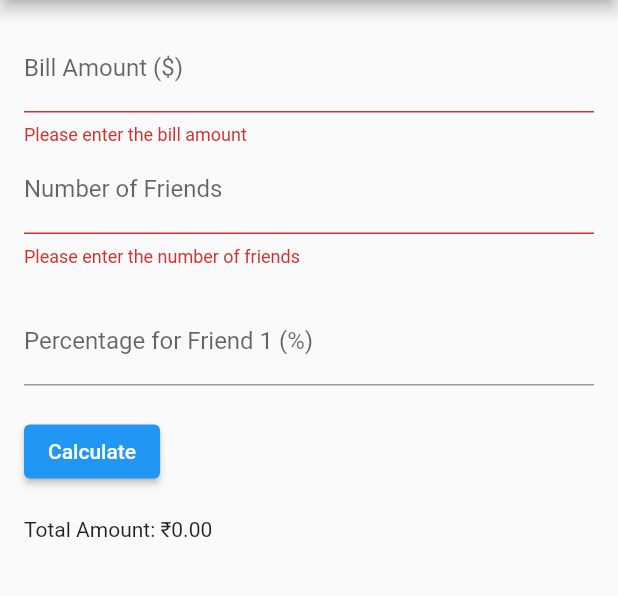
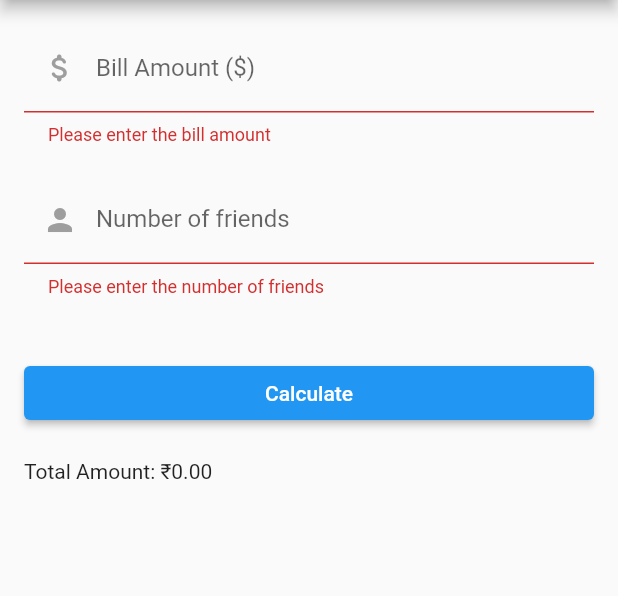
Before and after one commit to AakashAK01/splitapp_basic, a Flutter app: the screen it shows after launch, after a tap on "Calculate", on a phone screen of 412 x 824 dp, the part 84-680 px from its top. Run offline on Flutter 3.47's test engine with Material 2 defaults, Android fonts, the phone set to English and light mode, and no system bars.

Commit message:
"Basic Stable Version"

```diff
--- /dev/null
+++ b/lib/billsplitscreen.dart
@@ -0,0 +1,184 @@
+import 'package:flutter/material.dart';
+
+class BillSplitScreen extends StatefulWidget {
+  @override
+  _BillSplitScreenState createState() => _BillSplitScreenState();
+}
+
+class _BillSplitScreenState extends State<BillSplitScreen> {
+  final _formKey = GlobalKey<FormState>();
+  double _billAmount = 0;
+  List<double> _percentages = [];
+  int _numberOfFriends = 0;
+  List<double> _friendShares = [];
+  double _totalAmount = 0;
+
+  void _calculateTotalAmount() {
+    if (_formKey.currentState!.validate()) {
+      double totalPercentage =
+          _percentages.reduce((sum, percentage) => sum + percentage);
+      if (totalPercentage != 100) {
+        // Percentages should add up to 100%
+        ScaffoldMessenger.of(context).showSnackBar(
+          SnackBar(content: Text('Percentage values should add up to 100%')),
+        );
+        FocusScope.of(context).unfocus();
+        return;
+      }
+
+      setState(() {
+        _friendShares = List<double>.generate(_numberOfFriends, (index) {
+          double individualShare = _billAmount * (_percentages[index] / 100);
+          return individualShare;
+        });
+
+        _totalAmount = _friendShares.reduce((sum, share) => sum + share);
+      });
+    }
+    FocusScope.of(context).unfocus();
+  }
+
+  @override
+  Widget build(BuildContext context) {
+    return Scaffold(
+      resizeToAvoidBottomInset: true,
+      appBar: AppBar(title: Text('Bill Splitter')),
+      body: Padding(
+        padding: const EdgeInsets.all(16.0),
+        child: Form(
+          key: _formKey,
+          child: ListView(
+            children: [
+              TextFormField(
+                keyboardType: TextInputType.number,
+                decoration: InputDecoration(
+                  labelText: 'Bill Amount (\$)',
+                  contentPadding: const EdgeInsets.symmetric(
+                      horizontal: 16.0, vertical: 12.0),
+                  hintText: 'Enter your bill amount',
+                  hintStyle: TextStyle(color: Colors.grey[400]),
+                  enabledBorder: OutlineInputBorder(
+                    borderRadius: BorderRadius.circular(8.0),
+                    borderSide:
+                        BorderSide(color: Colors.grey.shade300, width: 1.0),
+                  ),
+                  focusedBorder: OutlineInputBorder(
+                    borderRadius: BorderRadius.circular(8.0),
+                    borderSide: BorderSide(color: Colors.blue, width: 2.0),
+                  ),
+                  prefixIcon:
+                      Icon(Icons.attach_money_rounded, color: Colors.grey[500]),
+                ),
+                validator: (value) {
+                  if (value == null || value.isEmpty) {
+                    return 'Please enter the bill amount';
+                  }
+                  return null;
+                },
+                onChanged: (value) {
+                  setState(() {
+                    _billAmount = double.tryParse(value) ?? 0;
+                  });
+                },
+              ),
+              const SizedBox(height: 20),
+              TextFormField(
+                keyboardType: TextInputType.number,
+                decoration: InputDecoration(
+                  labelText: 'Number of friends',
+                  contentPadding: const EdgeInsets.symmetric(
+                      horizontal: 16.0, vertical: 12.0),
+                  hintText: 'Enter number of shares',
+                  hintStyle: TextStyle(color: Colors.grey[400]),
+                  enabledBorder: OutlineInputBorder(
+                    borderRadius: BorderRadius.circular(8.0),
+                    borderSide:
+                        BorderSide(color: Colors.grey.shade300, width: 1.0),
+                  ),
+                  focusedBorder: OutlineInputBorder(
+                    borderRadius: BorderRadius.circular(8.0),
+                    borderSide: BorderSide(color: Colors.blue, width: 2.0),
+                  ),
+                  prefixIcon: Icon(Icons.person, color: Colors.grey[500]),
+                ),
+                validator: (value) {
+                  if (value == null || value.isEmpty) {
+                    return 'Please enter the number of friends';
+                  }
+                  return null;
+                },
+                onChanged: (value) {
+                  setState(() {
+                    _numberOfFriends = int.tryParse(value) ?? 0;
+                    _percentages =
+                        List.generate(_numberOfFriends, (index) => 0);
+                  });
+                },
+              ),
+              const SizedBox(height: 20),
+              ListView.builder(
+                shrinkWrap: true,
+                physics: NeverScrollableScrollPhysics(),
+                itemCount: _numberOfFriends,
+                itemBuilder: (context, index) {
+                  return Column(
+                    children: [
+                      TextFormField(
+                        keyboardType: TextInputType.number,
+                        decoration: InputDecoration(
+                          labelText: 'Friend ${index + 1}',
+                          contentPadding: const EdgeInsets.symmetric(
+                              horizontal: 16.0, vertical: 12.0),
+                          hintText:
+                              'Enter percentage for ${index + 1}${(index == 0 ? "st" : (index == 1) ? "nd" : (index == 2) ? "rd" : "th")} friend',
+                          hintStyle: TextStyle(color: Colors.grey[400]),
+                          enabledBorder: OutlineInputBorder(
+                            borderRadius: BorderRadius.circular(8.0),
+                            borderSide: BorderSide(
+                                color: Colors.grey.shade300, width: 1.0),
+                          ),
+                          focusedBorder: OutlineInputBorder(
+                            borderRadius: BorderRadius.circular(8.0),
+                            borderSide:
+                                BorderSide(color: Colors.blue, width: 2.0),
+                          ),
+                          prefixIcon:
+                              Icon(Icons.percent, color: Colors.grey[500]),
+                        ),
+                        onChanged: (value) {
+                          setState(() {
+                            _percentages[index] = double.tryParse(value) ?? 0;
+                          });
+                        },
+                      ),
+                      const SizedBox(height: 20),
+                    ],
+                  );
+                },
+              ),
+              const SizedBox(height: 20),
+              ElevatedButton(
+                onPressed: _calculateTotalAmount,
+                child: const Text('Calculate'),
+              ),
+              const SizedBox(height: 20),
+              Text('Total Amount: ₹${_totalAmount.toStringAsFixed(2)}'),
+              if (_friendShares.isNotEmpty)
+                Column(
+                  crossAxisAlignment: CrossAxisAlignment.start,
+                  children: List.generate(
+                    _numberOfFriends,
+                    (index) {
+                      return Text(
+                        'Friend ${index + 1} Share: ₹${_friendShares[index].toStringAsFixed(2)}',
+                      );
+                    },
+                  ),
+                ),
+            ],
+          ),
+        ),
+      ),
+    );
+  }
+}
--- a/lib/main.dart
+++ b/lib/main.dart
@@ -1,4 +1,6 @@
 import 'package:flutter/material.dart';
+
+import 'billsplitscreen.dart';
 
 void main() {
   runApp(BillSplitApp());
@@ -14,130 +16,3 @@ class BillSplitApp extends StatelessWidget {
     );
   }
 }
-
-class BillSplitScreen extends StatefulWidget {
-  @override
-  _BillSplitScreenState createState() => _BillSplitScreenState();
-}
-
-class _BillSplitScreenState extends State<BillSplitScreen> {
-  final _formKey = GlobalKey<FormState>();
-  double _billAmount = 0;
-  List<double> _percentages = [];
-  int _numberOfFriends = 1;
-  List<double> _friendShares = [];
-  double _totalAmount = 0;
-
-  void _calculateTotalAmount() {
-    if (_formKey.currentState!.validate()) {
-      double totalPercentage =
-          _percentages.reduce((sum, percentage) => sum + percentage);
-      if (totalPercentage != 100) {
-        // Percentages should add up to 100%
-        ScaffoldMessenger.of(context).showSnackBar(
-          SnackBar(content: Text('Percentage values should add up to 100%')),
-        );
-        return;
-      }
-
-      double totalAmountPerFriend = _billAmount / _numberOfFriends;
-
-      setState(() {
-        _totalAmount = _billAmount;
-        _friendShares = List<double>.generate(_numberOfFriends, (index) {
-          double individualShare =
-              totalAmountPerFriend * (_percentages[index] / 100);
-          _totalAmount -= individualShare;
-          return individualShare;
-        });
-      });
-    }
-  }
-
-  @override
-  Widget build(BuildContext context) {
-    return Scaffold(
-      resizeToAvoidBottomInset: true,
-      appBar: AppBar(title: Text('Bill Splitter')),
-      body: Padding(
-        padding: const EdgeInsets.all(16.0),
-        child: Form(
-          key: _formKey,
-          child: Column(
-            crossAxisAlignment: CrossAxisAlignment.start,
-            children: [
-              TextFormField(
-                keyboardType: TextInputType.number,
-                decoration: InputDecoration(labelText: 'Bill Amount (\$)'),
-                validator: (value) {
-                  if (value == null || value.isEmpty) {
-                    return 'Please enter the bill amount';
-                  }
-                  return null;
-                },
-                onChanged: (value) {
-                  setState(() {
-                    _billAmount = double.tryParse(value) ?? 0;
-                  });
-                },
-              ),
-              TextFormField(
-                keyboardType: TextInputType.number,
-                decoration: InputDecoration(labelText: 'Number of Friends'),
-                validator: (value) {
-                  if (value == null || value.isEmpty) {
-                    return 'Please enter the number of friends';
-                  }
-                  return null;
-                },
-                onChanged: (value) {
-                  setState(() {
-                    _numberOfFriends = int.tryParse(value) ?? 1;
-                    _percentages =
-                        List.generate(_numberOfFriends, (index) => 0);
-                  });
-                },
-              ),
-              const SizedBox(height: 20),
-              ListView.builder(
-                shrinkWrap: true,
-                itemCount: _numberOfFriends,
-                itemBuilder: (context, index) {
-                  return TextFormField(
-                    keyboardType: TextInputType.number,
-                    decoration: InputDecoration(
-                        labelText: 'Percentage for Friend ${index + 1} (%)'),
-                    onChanged: (value) {
-                      setState(() {
-                        _percentages[index] = double.tryParse(value) ?? 0;
-                      });
-                    },
-                  );
-                },
-              ),
-              const SizedBox(height: 20),
-              ElevatedButton(
-                onPressed: _calculateTotalAmount,
-                child: const Text('Calculate'),
-              ),
-              const SizedBox(height: 20),
-              Text('Total Amount: \₹${_totalAmount.toStringAsFixed(2)}'),
-              if (_friendShares.isNotEmpty)
-                Column(
-                  crossAxisAlignment: CrossAxisAlignment.start,
-                  children: List.generate(
-                    _numberOfFriends,
-                    (index) {
-                      return Text(
-                        'Friend ${index + 1} Share: \₹${_friendShares[index].toStringAsFixed(2)}',
-                      );
-                    },
-                  ),
-                ),
-            ],
-          ),
-        ),
-      ),
-    );
-  }
-}
```
